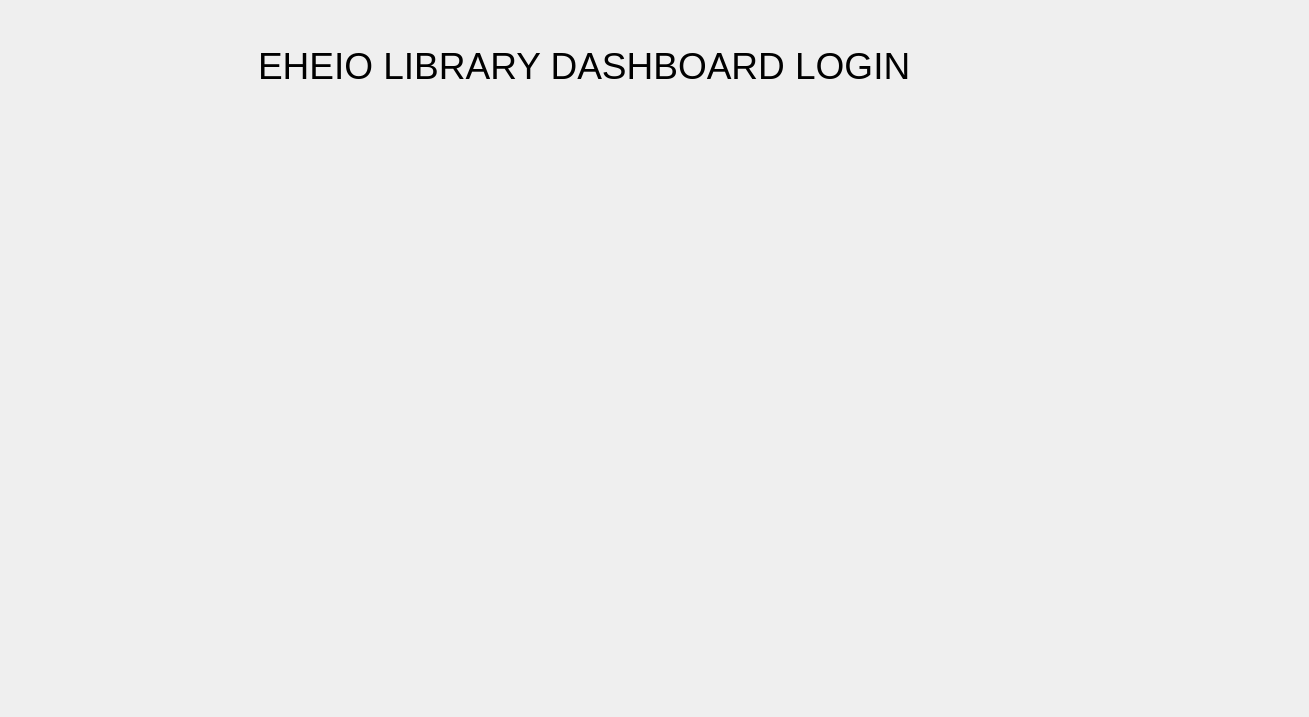
This is home.ui in Ahmed-ELBASRI/Gestion_Biblio_QT as Qt 5 draws it before an edit. The edited form follows.
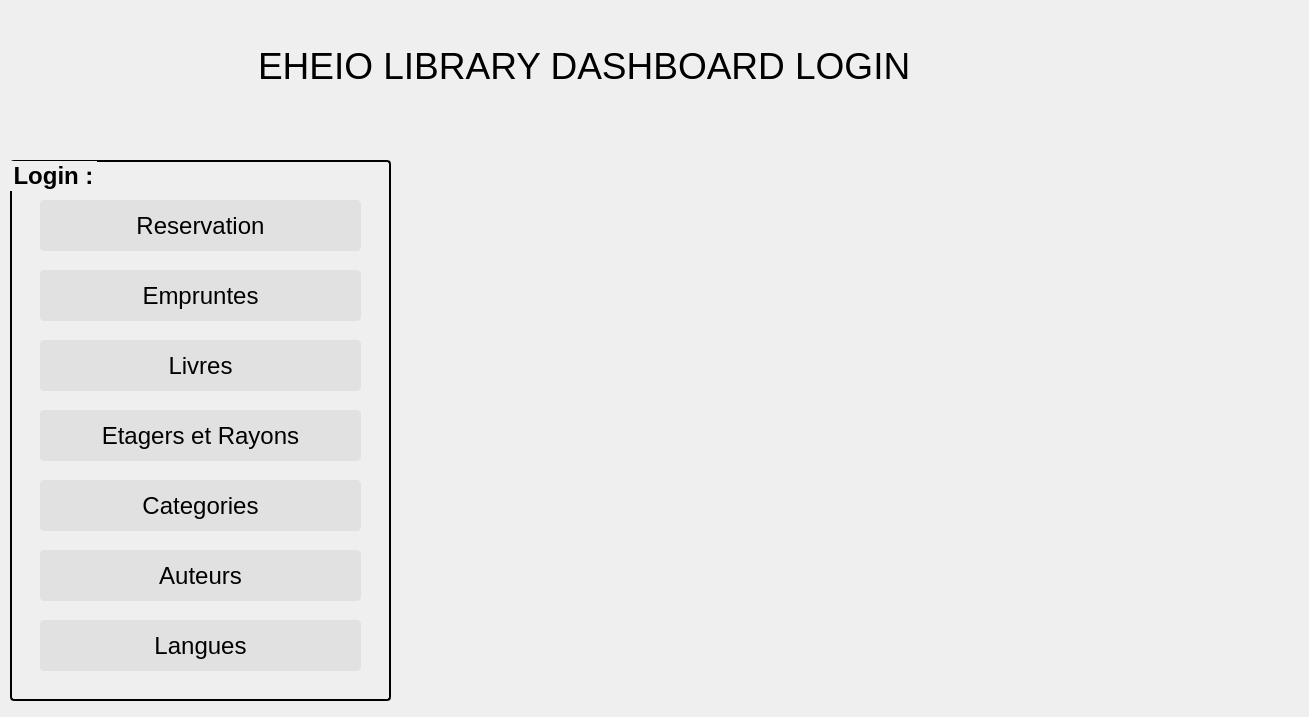
This is the edited form. Icons and pictures are not drawn.

What changed in the file:
```diff
--- a/home.ui
+++ b/home.ui
@@ -48,6 +48,257 @@
     </item>
    </layout>
   </widget>
+  <widget class="QGroupBox" name="groupBox">
+   <property name="geometry">
+    <rect>
+     <x>10</x>
+     <y>160</y>
+     <width>381</width>
+     <height>541</height>
+    </rect>
+   </property>
+   <property name="font">
+    <font>
+     <pointsize>18</pointsize>
+     <bold>true</bold>
+    </font>
+   </property>
+   <property name="styleSheet">
+    <string notr="true">#groupBox {
+border: 2px solid black;
+border-radius: 4px;
+}</string>
+   </property>
+   <property name="title">
+    <string>Login :</string>
+   </property>
+   <property name="flat">
+    <bool>false</bool>
+   </property>
+   <widget class="QPushButton" name="bt_reservation">
+    <property name="geometry">
+     <rect>
+      <x>30</x>
+      <y>40</y>
+      <width>321</width>
+      <height>51</height>
+     </rect>
+    </property>
+    <property name="font">
+     <font>
+      <pointsize>18</pointsize>
+      <bold>false</bold>
+     </font>
+    </property>
+    <property name="styleSheet">
+     <string notr="true">#bt_reservation{
+color:black;
+background-color:#e1e1e1;
+border-width:0px;
+border-radius:4px;
+}
+#bt_reservation:hover{
+
+background-color:#27a9e3;
+
+}</string>
+    </property>
+    <property name="text">
+     <string>Reservation</string>
+    </property>
+   </widget>
+   <widget class="QPushButton" name="bt_emprunte">
+    <property name="geometry">
+     <rect>
+      <x>30</x>
+      <y>110</y>
+      <width>321</width>
+      <height>51</height>
+     </rect>
+    </property>
+    <property name="font">
+     <font>
+      <pointsize>18</pointsize>
+      <bold>false</bold>
+     </font>
+    </property>
+    <property name="styleSheet">
+     <string notr="true">#bt_emprunte{
+color:black;
+background-color:#e1e1e1;
+border-width:0px;
+border-radius:4px;
+}
+#bt_emprunte:hover{
+
+background-color:#27a9e3;
+
+}
+</string>
+    </property>
+    <property name="text">
+     <string>Empruntes</string>
+    </property>
+   </widget>
+   <widget class="QPushButton" name="bt_livre">
+    <property name="geometry">
+     <rect>
+      <x>30</x>
+      <y>180</y>
+      <width>321</width>
+      <height>51</height>
+     </rect>
+    </property>
+    <property name="font">
+     <font>
+      <pointsize>18</pointsize>
+      <bold>false</bold>
+     </font>
+    </property>
+    <property name="styleSheet">
+     <string notr="true">#bt_livre{
+color:black;
+background-color:#e1e1e1;
+border-width:0px;
+border-radius:4px;
+}
+#bt_livre:hover{
+
+background-color:#27a9e3;
+
+}</string>
+    </property>
+    <property name="text">
+     <string>Livres</string>
+    </property>
+   </widget>
+   <widget class="QPushButton" name="bt_etager_rayon">
+    <property name="geometry">
+     <rect>
+      <x>30</x>
+      <y>250</y>
+      <width>321</width>
+      <height>51</height>
+     </rect>
+    </property>
+    <property name="font">
+     <font>
+      <pointsize>18</pointsize>
+      <bold>false</bold>
+     </font>
+    </property>
+    <property name="styleSheet">
+     <string notr="true">#bt_etager_rayon{
+color:black;
+background-color:#e1e1e1;
+border-width:0px;
+border-radius:4px;
+}
+#bt_etager_rayon:hover{
+background-color:#27a9e3;
+}</string>
+    </property>
+    <property name="text">
+     <string>Etagers et Rayons</string>
+    </property>
+   </widget>
+   <widget class="QPushButton" name="bt_categorie">
+    <property name="geometry">
+     <rect>
+      <x>30</x>
+      <y>320</y>
+      <width>321</width>
+      <height>51</height>
+     </rect>
+    </property>
+    <property name="font">
+     <font>
+      <pointsize>18</pointsize>
+      <bold>false</bold>
+     </font>
+    </property>
+    <property name="styleSheet">
+     <string notr="true">#bt_categorie{
+color:black;
+background-color:#e1e1e1;
+border-width:0px;
+border-radius:4px;
+}
+#bt_categorie:hover{
+
+background-color:#27a9e3;
+
+}</string>
+    </property>
+    <property name="text">
+     <string>Categories</string>
+    </property>
+   </widget>
+   <widget class="QPushButton" name="bt_auteur">
+    <property name="geometry">
+     <rect>
+      <x>30</x>
+      <y>390</y>
+      <width>321</width>
+      <height>51</height>
+     </rect>
+    </property>
+    <property name="font">
+     <font>
+      <pointsize>18</pointsize>
+      <bold>false</bold>
+     </font>
+    </property>
+    <property name="styleSheet">
+     <string notr="true">#bt_auteur{
+color:black;
+background-color:#e1e1e1;
+border-width:0px;
+border-radius:4px;
+}
+#bt_auteur:hover{
+
+background-color:#27a9e3;
+
+}</string>
+    </property>
+    <property name="text">
+     <string>Auteurs</string>
+    </property>
+   </widget>
+   <widget class="QPushButton" name="bt_langue">
+    <property name="geometry">
+     <rect>
+      <x>30</x>
+      <y>460</y>
+      <width>321</width>
+      <height>51</height>
+     </rect>
+    </property>
+    <property name="font">
+     <font>
+      <pointsize>18</pointsize>
+      <bold>false</bold>
+     </font>
+    </property>
+    <property name="styleSheet">
+     <string notr="true">#bt_langue{
+color:black;
+background-color:#e1e1e1;
+border-width:0px;
+border-radius:4px;
+}
+#bt_langue:hover{
+
+background-color:#27a9e3;
+
+}</string>
+    </property>
+    <property name="text">
+     <string>Langues</string>
+    </property>
+   </widget>
+  </widget>
  </widget>
  <resources/>
  <connections/>
```
